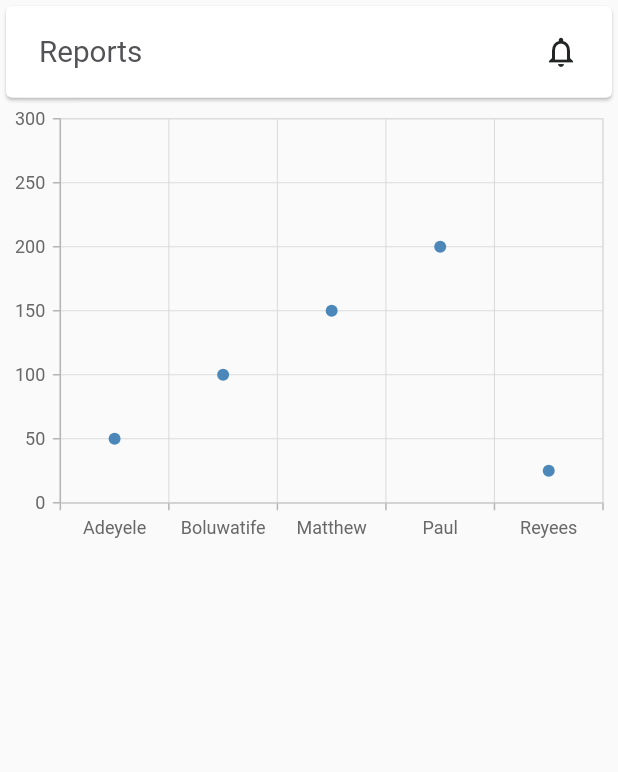
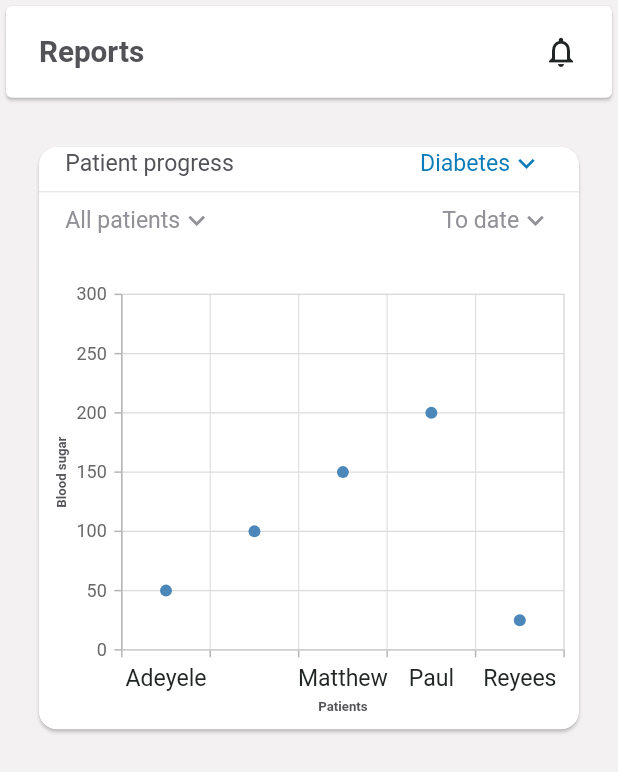
Before and after one commit to Dsoji/MediliticsHealthApp, a Flutter app: the ReportScreen screen opened by its route, on a phone screen of 412 x 824 dp. Shown: the top 772 px of the screen. Run offline on Flutter 3.47's test engine with Material 2 defaults, Android fonts, the phone set to English and light mode, and no system bars; our stand-ins replace flutter_screenutil, google_fonts, intl_phone_number_input, smooth_page_indicator, syncfusion_flutter_charts; missing offline and left inert: day_picker.

```diff
--- a/lib/screens/report_page.dart
+++ b/lib/screens/report_page.dart
@@ -53,6 +53,7 @@ class _ReportScreenState extends State<ReportScreen> {
     //   )
     // ];
     return Scaffold(
+      backgroundColor: const Color(0xFFF3F1F1),
       body: SafeArea(
         child: Column(
           children: [
@@ -65,7 +66,7 @@ class _ReportScreenState extends State<ReportScreen> {
                   child: Row(
                     mainAxisAlignment: MainAxisAlignment.spaceBetween,
                     children:[
-                      Text('Reports',style: standardStyle.copyWith(fontSize: 18.w),),
+                      Text('Reports',style: standardStyle.copyWith(fontSize: 18.w,fontWeight: FontWeight.w700),),
                       const Icon(
                         Icons.notifications_none,
                         color: greyBlackColor,
@@ -75,8 +76,48 @@ class _ReportScreenState extends State<ReportScreen> {
                 ),
               ),
             ),
-            Container(
-                child: SfCartesianChart(
+            Padding(
+              padding: EdgeInsets.symmetric(horizontal: 20.w,vertical: 20.h),
+              child: Card(
+                shape: const RoundedRectangleBorder(
+                  borderRadius: BorderRadius.all(Radius.circular(12)),
+                ),
+                  child: Column(
+                    children: [
+                      Row(
+                        children: [
+                          SizedBox(width: 16.w,),
+                          Text('Patient progress',style: standardStyle.copyWith(fontSize: 14.sp),),
+                          SizedBox(width: 113.w,),
+                          Row(
+                            children: [
+                              Text('Diabetes',style: standardStyle.copyWith(color: const Color(0xFF0B7CB9),fontSize: 14.sp),),
+                              Icon(Icons.keyboard_arrow_down,size: 20.sp,color: const Color(0xFF0B7CB9))
+                            ],
+                          ),
+                        ],
+                      ),
+                      const Divider(),
+                      Row(
+                        children: [
+                          SizedBox(width: 16.w,),
+                          Row(
+                            children: [
+                              Text('All patients',style: standardStyle.copyWith(fontSize: 14.sp,color: const Color(0xFF919197)),),
+                              Icon(Icons.keyboard_arrow_down,size: 20.sp,color: const Color(0xFF919197))
+                            ],
+                          ),
+                          SizedBox(width: 139.w,),
+                          Row(
+                            children: [
+                              Text('To date',style: standardStyle.copyWith(fontSize: 14.sp,color: const Color(0xFF919197)),),
+                              Icon(Icons.keyboard_arrow_down,size: 20.sp,color: const Color(0xFF919197))
+                            ],
+                          ),
+                        ],
+                      ),
+                      SizedBox(height: 23.h,),
+                      SfCartesianChart(
                           series: <ChartSeries>[
                             // Renders scatter chart
                             ScatterSeries<ChartData, String>(
@@ -96,12 +137,36 @@ class _ReportScreenState extends State<ReportScreen> {
                         primaryYAxis: NumericAxis(
                           minimum: 0,
                           maximum: 300,
+                          title: AxisTitle(
+                            text: 'Blood sugar',
+                            textStyle: TextStyle(
+                                fontSize: 8.sp,
+                                color: const Color(0xFF525257),
+                                fontWeight: FontWeight.w600
+                            )
+                          )
                         ),
                         primaryXAxis: CategoryAxis(
-                      labelPlacement: LabelPlacement.betweenTicks
+                            labelPlacement: LabelPlacement.betweenTicks,
+                          labelsExtent: 46,
+                          labelStyle: TextStyle(
+                            fontSize: 14.sp,
+                            color: greyBlackColor,
+                          ),
+                          title: AxisTitle(
+                            text: 'Patients',
+                            textStyle: TextStyle(
+                              fontSize: 8.sp,
+                              color: const Color(0xFF525257),
+                              fontWeight: FontWeight.w600
+                            )
+                          ),
                         ),
 
+                      ),
+                    ],
                   )
+              ),
             )
           ],
         ),
```
Lines whose indentation alone changed are shown as unchanged.
